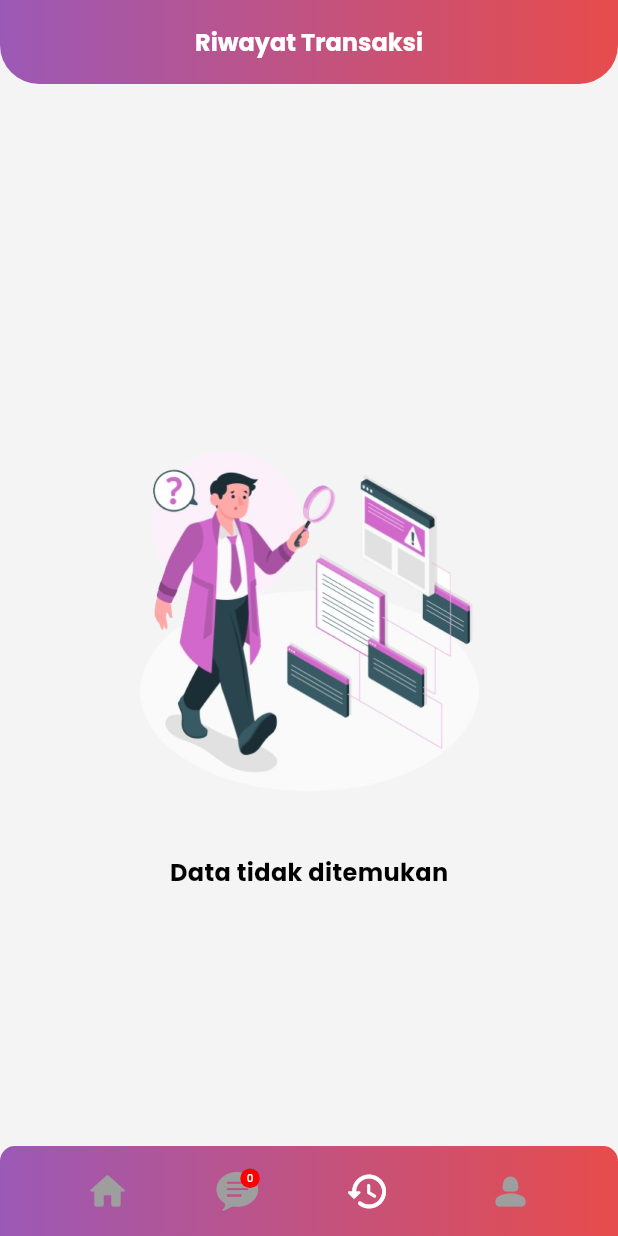
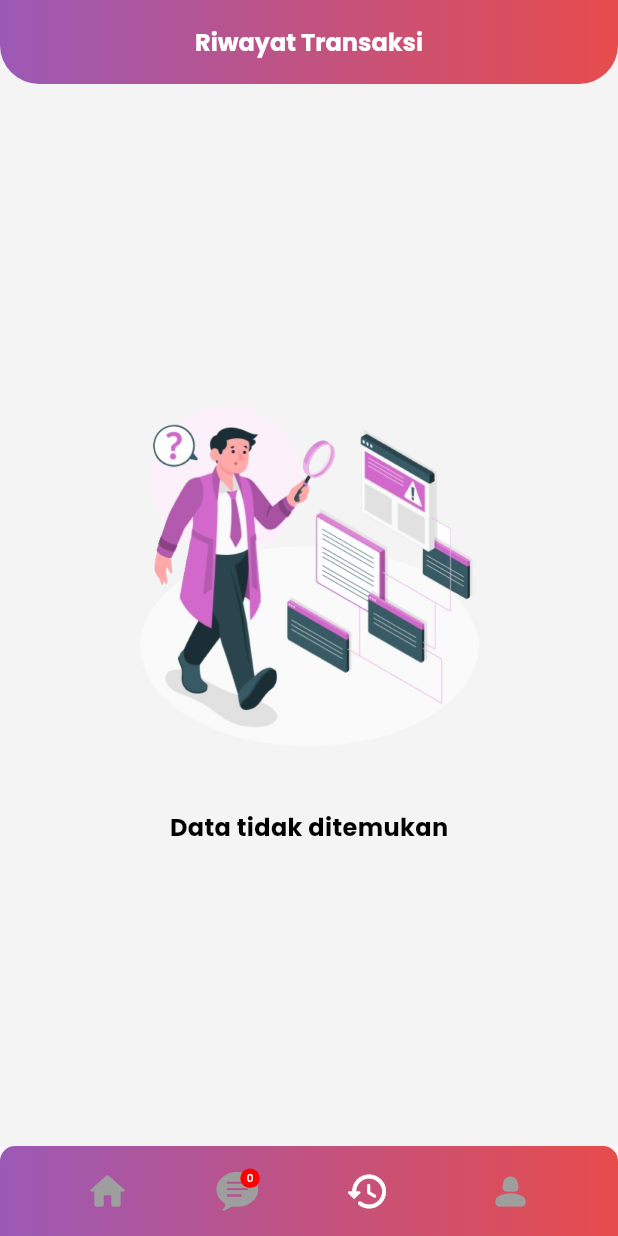
Before and after one commit to Antria-id/antria-mitra-mobile, a Flutter app: the BottomNavigation screen opened directly, item 3 of the bottom bar chosen, on a phone screen of 412 x 824 dp. Run offline on Flutter 3.47's test engine with Material 3 defaults, Android fonts, the phone set to English and light mode, and no system bars; our stand-ins replace dartz, dio, equatable, flutter_bloc, flutter_dotenv, flutter_rating_bar and 7 more; missing offline and left inert: day_picker, flutter_timer_countdown; accounts and stored records are empty; network calls fail.

Commit message:
update bottom nav

```diff
--- a/lib/src/shared/bottom_navigation.dart
+++ b/lib/src/shared/bottom_navigation.dart
@@ -31,10 +31,17 @@ class _BottomNavigationState extends State<BottomNavigation> {
   @override
   Widget build(BuildContext context) {
     return Scaffold(
-      body: Stack(
+      body: Column(
+        mainAxisSize: MainAxisSize.min,
         children: [
-          Positioned.fill(
-            child: screens.elementAt(selectedIndex),
+          Expanded(
+            child: Stack(
+              children: [
+                Positioned.fill(
+                  child: screens.elementAt(selectedIndex),
+                ),
+              ],
+            ),
           ),
           Align(
             alignment: AlignmentDirectional.bottomCenter,
```
